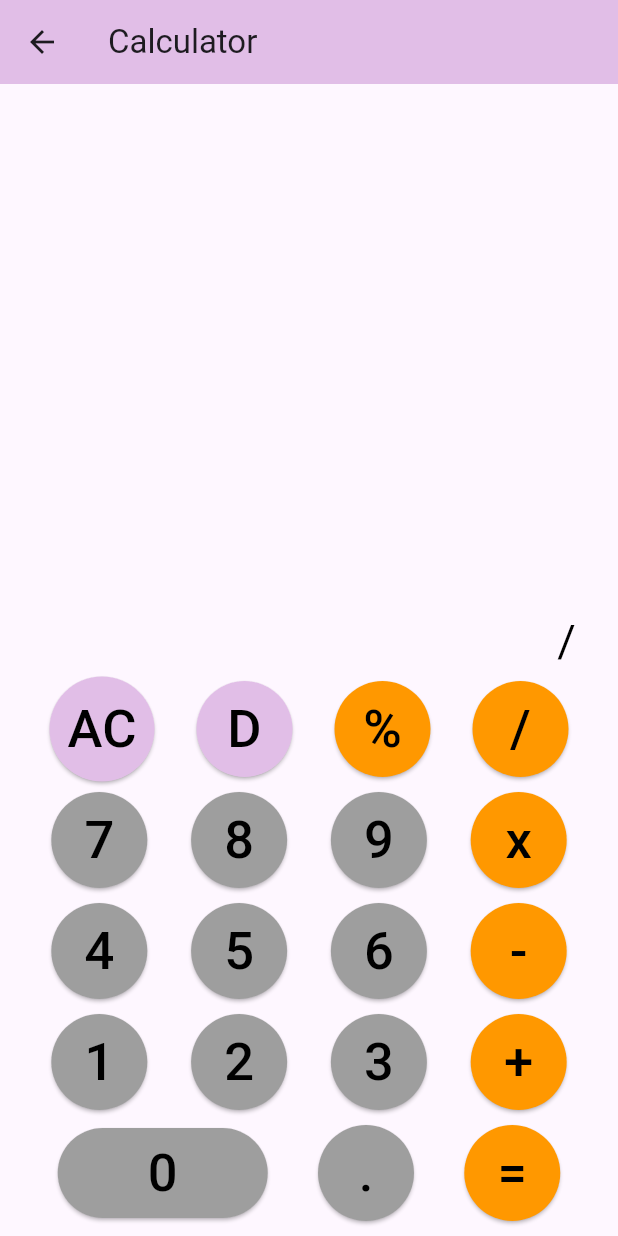
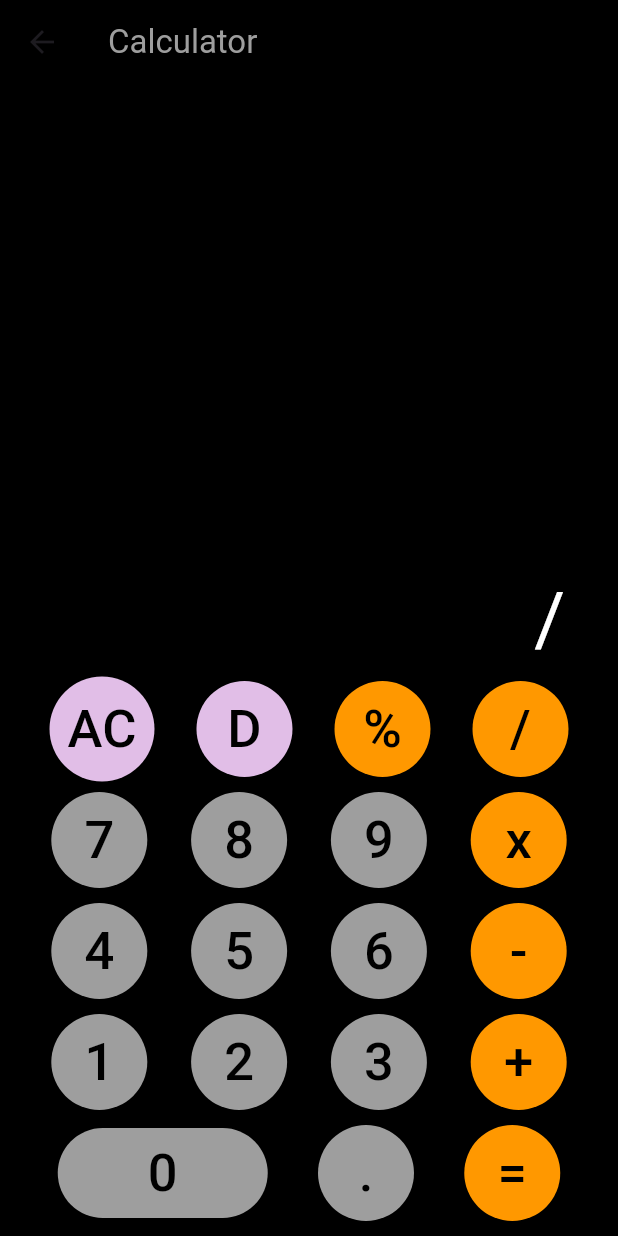
Before and after one commit to Ajkaushik9045/flutter_basic, a Flutter app: the calculator screen opened by its route, after a tap on an icon or button, on a phone screen of 412 x 824 dp. Run offline on Flutter 3.47's test engine with Material 3 defaults, Android fonts, the phone set to English and light mode, and no system bars; our stand-ins replace flutter_slidable, hive, hive_flutter; accounts and stored records are empty.

Commit message:
final app

```diff
--- a/lib/pages/calculator.dart
+++ b/lib/pages/calculator.dart
@@ -1,5 +1,4 @@
 import 'package:flutter/material.dart';
-import 'package:flutter/widgets.dart';
 
 class calculator extends StatefulWidget {
   const calculator({super.key});
@@ -9,8 +8,27 @@ class calculator extends StatefulWidget {
 }
 
 class _calculatorState extends State<calculator> {
-  // TextEditingController myController = TextEditingController();
   Widget btn(String text, Color btncolor, Color txtcolor) {
+    double fontSize = 35.0;
+    double horizontalPadding = 12.0;
+    double verticalPadding = 12.0;
+
+    // Check if the text is "0" and adjust styles accordingly
+    if (text == "0") {
+      return Container(
+        child: ElevatedButton(
+          onPressed: () {},
+          child: Text(
+            "0",
+            style: TextStyle(fontSize: 35, color: Colors.black),
+          ),
+          style: ElevatedButton.styleFrom(
+              backgroundColor: Colors.grey,
+              padding: EdgeInsets.symmetric(horizontal: 60, vertical: 5)),
+        ),
+      );
+    }
+
     return Container(
       child: ElevatedButton(
         onPressed: () {
@@ -18,12 +36,13 @@ class _calculatorState extends State<calculator> {
         },
         child: Text(
           text,
-          style: TextStyle(fontSize: 35, color: txtcolor),
+          style: TextStyle(fontSize: fontSize, color: txtcolor),
         ),
         style: ElevatedButton.styleFrom(
           backgroundColor: btncolor,
           shape: CircleBorder(),
-          padding: EdgeInsets.symmetric(horizontal: 12, vertical: 12),
+          padding: EdgeInsets.symmetric(
+              horizontal: horizontalPadding, vertical: verticalPadding),
         ),
       ),
     );
@@ -32,29 +51,27 @@ class _calculatorState extends State<calculator> {
   @override
   Widget build(BuildContext context) {
     return Scaffold(
+      backgroundColor: Colors.black,
       appBar: AppBar(
-        title: const Text("Calculator"),
-        backgroundColor: Colors.purple[100],
+        title: Text(
+          "Calculator",
+          style: TextStyle(color: Colors.grey),
+        ),
+        backgroundColor: Colors.black26,
       ),
       body: Padding(
         padding: EdgeInsets.symmetric(horizontal: 5, vertical: 5),
         child: Column(
           mainAxisAlignment: MainAxisAlignment.end,
-          children: [
-            Row(
-              mainAxisAlignment: MainAxisAlignment.end,
+          crossAxisAlignment: CrossAxisAlignment.end,
           children: [
             Padding(
-                  padding: EdgeInsets.symmetric(
-                    horizontal: 23,
-                  ),
+              padding: EdgeInsets.only(right: 30),
               child: Text(
                 "$num1$operand$num2".isEmpty ? "0" : "$num1$operand$num2",
-                    textAlign: TextAlign.left,
-                    style: TextStyle(color: Colors.black, fontSize: 30),
+                textAlign: TextAlign.right,
+                style: TextStyle(color: Colors.white, fontSize: 50),
               ),
-                )
-              ],
             ),
             Row(
               mainAxisAlignment: MainAxisAlignment.spaceEvenly,
@@ -95,17 +112,7 @@ class _calculatorState extends State<calculator> {
             Row(
               mainAxisAlignment: MainAxisAlignment.spaceEvenly,
               children: [
-                ElevatedButton(
-                  onPressed: () {},
-                  child: Text(
-                    "0",
-                    style: TextStyle(fontSize: 35, color: Colors.black),
-                  ),
-                  style: ElevatedButton.styleFrom(
-                      backgroundColor: Colors.grey,
-                      padding:
-                          EdgeInsets.symmetric(horizontal: 60, vertical: 5)),
-                ),
+                btn("0", Colors.grey, Colors.black),
                 btn(".", Colors.grey, Colors.black),
                 btn("=", Colors.orange, Colors.black),
               ],
@@ -223,13 +230,25 @@ class _calculatorState extends State<calculator> {
   }
 
   void append(String buttonText) {
-    if (buttonText == "." && (operand.isEmpty || num2.isEmpty)) {
-      // If the current button is a decimal point and there's no operand or num2
-      // Then it's part of num2
+    if (buttonText == ".") {
+      // If the current button is a decimal point
+      if (operand.isEmpty) {
+        // If there's no operand, add the decimal point to num1
+        if (!num1.contains(".")) {
+          // Ensure there's only one decimal point in num1
+          num1 += buttonText;
+        }
+      } else {
+        // If there's an operand, add the decimal point to num2
         if (!num2.contains(".")) {
-        // Ensure there's only one decimal point
+          // Ensure there's only one decimal point in num2
           num2 += buttonText;
         }
+      }
+    } else if (buttonText == "0" && operand.isEmpty && num1.isEmpty) {
+      // If the current button is "0" and there's no operand and num1 is empty
+      // It's the starting zero
+      num1 = "0";
     } else if (_isNumeric(buttonText)) {
       // If the current button is a number
       if (operand.isEmpty) {
```
Lines whose indentation alone changed are shown as unchanged.
